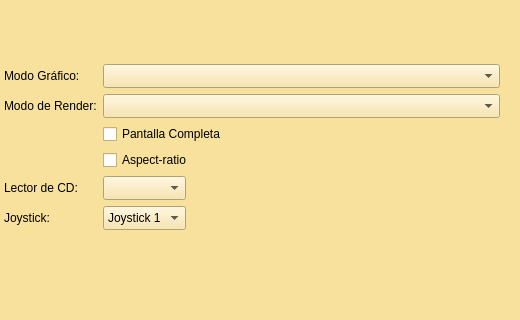
Qt form ui/svmadd.ui (Monthy/gr-lida) before a commit; both pictures show x 0 to 520 and y 0 to 320 of the 520 by 469 pixel window.
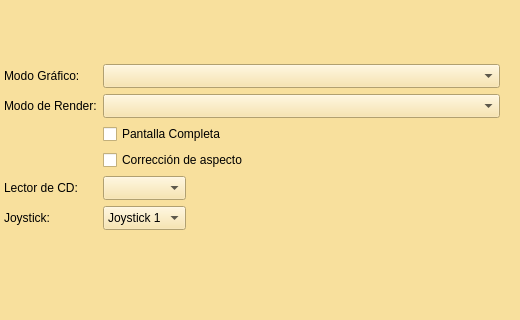
The same form after that commit. The open tabs and pages were chosen to show the change. Icons and pictures are not drawn.

```diff
--- a/ui/svmadd.ui
+++ b/ui/svmadd.ui
@@ -884,7 +884,7 @@
          <item row="3" column="1" colspan="2">
           <widget class="QCheckBox" name="chkSvm_aspect_ratio">
            <property name="text">
-            <string>Aspect-ratio</string>
+            <string>Corrección de aspecto</string>
            </property>
           </widget>
          </item>
```
Left out of the diff: 1 changed line with no effect on the pictures.
